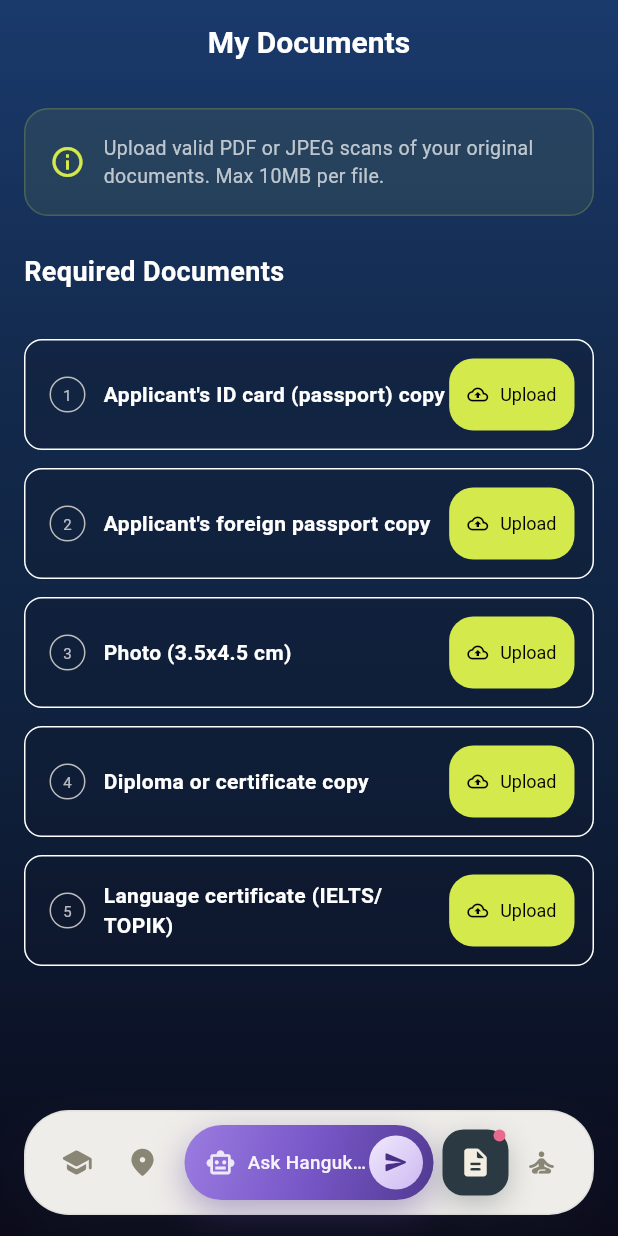
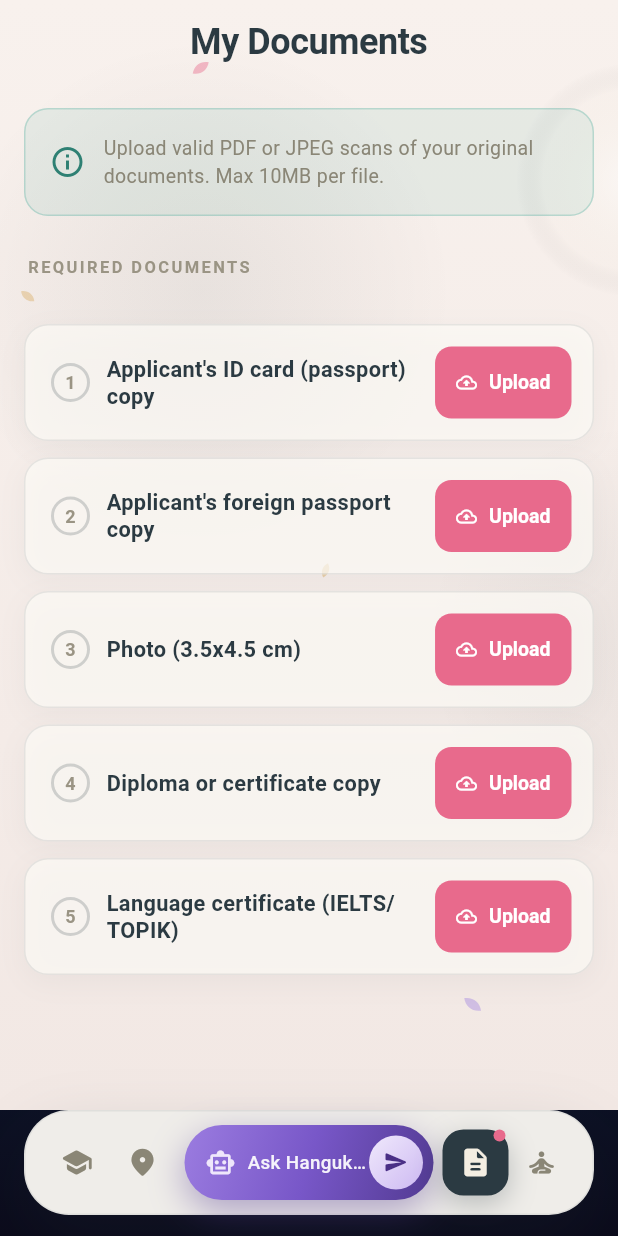
Before and after one commit to asrbekshokirovich-bot/hanguk_app, a Flutter app: the screen it shows once a user with an empty profile is signed in, item 3 of the bottom bar chosen, on a phone screen of 412 x 824 dp. Run offline on Flutter 3.47's test engine with Material 3 defaults, Android fonts, the phone set to English and light mode, and no system bars; our stand-ins replace audioplayers, device_info_plus, dio, file_picker, flutter_riverpod, go_router and 7 more; missing offline and left inert: daily_flutter, dart:html, dart:js, dart:js_interop, dart:ui_web, in_app_update and 1 more; accounts and stored records are empty.

Commit message:
feat(ui): reskin Applications & Documents to ink/hanji theme
- Ambient ink backdrop behind both tabs
- Paper card surfaces, sumi-ink text, dancheong accents
  (gold = pending, jade = partner/approved, plum = documents)
- Overline section labels + serif display headings
- Fix literal $err interpolation in documents error state

Co-Authored-By: Claude Opus 4.8 <noreply@anthropic.com>
Claude-Session: https://claude.ai/code/session_01U6whCsKd7XiQYVKxuKy19R

```diff
--- a/lib/features/documents/presentation/documents_tab.dart
+++ b/lib/features/documents/presentation/documents_tab.dart
@@ -7,7 +7,8 @@ import 'package:flutter_riverpod/flutter_riverpod.dart';
 import '../data/documents_repository.dart';
 import '../domain/document_type.dart';
 import '../domain/document.dart';
-import '../../../../design_system/theme/app_colors.dart';
+import '../../../../design_system/adaptive/ink_ambient_background.dart';
+import '../../../../design_system/theme/hanguk_ink.dart';
 import '../../../../l10n/app_localizations.dart';
 import 'widgets/document_slot.dart';
 
@@ -82,7 +83,12 @@ class _DocumentsTabState extends ConsumerState<DocumentsTab> {
     final docsAsync = ref.watch(documentsProvider);
     final l = AppLocalizations.of(context)!;
 
-    return RefreshIndicator(
+    return Stack(
+      children: [
+        const InkAmbientBackground(tabIndex: 2),
+        RefreshIndicator(
+      color: HangukInk.plumDeep,
+      backgroundColor: HangukInk.paper,
       // Pull-to-refresh so newly uploaded/approved documents appear without
       // restarting the app.
       onRefresh: () async {
@@ -93,8 +99,14 @@ class _DocumentsTabState extends ConsumerState<DocumentsTab> {
         physics: const AlwaysScrollableScrollPhysics(),
         slivers: [
           SliverAppBar(
-            title: Text(l.documentsTabTitle),
+            title: Text(
+              l.documentsTabTitle,
+              style: HangukInk.display.copyWith(fontSize: 24),
+            ),
             backgroundColor: Colors.transparent,
+            surfaceTintColor: Colors.transparent,
+            foregroundColor: HangukInk.ink,
+            elevation: 0,
             floating: true,
             snap: true,
           ),
@@ -108,35 +120,31 @@ class _DocumentsTabState extends ConsumerState<DocumentsTab> {
                 Container(
                   padding: const EdgeInsets.all(16),
                   decoration: BoxDecoration(
-                    color: AppColors.vibrantLime.withValues(alpha: 0.08),
+                    color: HangukInk.jade.withValues(alpha: 0.10),
                     borderRadius: BorderRadius.circular(16),
                     border: Border.all(
-                      color: AppColors.vibrantLime.withValues(alpha: 0.2),
+                      color: HangukInk.jade.withValues(alpha: 0.28),
                     ),
                   ),
                   child: const Row(
                     children: [
-                      Icon(Icons.info_outline, color: AppColors.vibrantLime),
+                      Icon(Icons.info_outline, color: HangukInk.jadeDeep),
                       SizedBox(width: 12),
                       Expanded(
                         child: Text(
                           'Upload valid PDF or JPEG scans of your original documents. Max 10MB per file.',
-                          style: TextStyle(fontSize: 13, color: Colors.white70),
+                          style: TextStyle(fontSize: 13, color: HangukInk.ink2),
                         ),
                       ),
                     ],
                   ),
                 ),
-                const SizedBox(height: 24),
-                const Text(
-                  'Required Documents',
-                  style: TextStyle(
-                    fontSize: 18,
-                    fontWeight: FontWeight.bold,
-                    color: Colors.white,
-                  ),
+                const SizedBox(height: 26),
+                const Padding(
+                  padding: EdgeInsets.only(left: 2),
+                  child: Text('REQUIRED DOCUMENTS', style: HangukInk.overline),
                 ),
-                const SizedBox(height: 16),
+                const SizedBox(height: 14),
               ],
             ),
           ),
@@ -187,13 +195,21 @@ class _DocumentsTabState extends ConsumerState<DocumentsTab> {
           loading: () => const SliverFillRemaining(
             child: Center(child: CircularProgressIndicator.adaptive()),
           ),
-          error: (err, stack) =>
-              SliverFillRemaining(child: Center(child: Text('Error: \$err'))),
+          error: (err, stack) => SliverFillRemaining(
+            child: Center(
+              child: Text(
+                'Error: $err',
+                style: const TextStyle(color: HangukInk.ink2),
+              ),
+            ),
+          ),
         ),
 
-          const SliverPadding(padding: EdgeInsets.only(bottom: 60)),
+          const SliverPadding(padding: EdgeInsets.only(bottom: 100)),
         ],
       ),
+    ),
+      ],
     );
   }
 }
--- a/lib/features/documents/presentation/widgets/document_slot.dart
+++ b/lib/features/documents/presentation/widgets/document_slot.dart
@@ -1,8 +1,7 @@
 import 'package:flutter/material.dart';
 import '../../domain/document_type.dart';
 import '../../domain/document.dart';
-import '../../../../design_system/adaptive/hanguk_card.dart';
-import '../../../../design_system/theme/app_colors.dart';
+import '../../../../design_system/theme/hanguk_ink.dart';
 import '../../../../l10n/app_localizations.dart';
 
 class DocumentSlot extends StatelessWidget {
@@ -32,26 +31,31 @@ class DocumentSlot extends StatelessWidget {
     final bool isUploaded = uploadedDoc != null;
 
     final Color bgColor = isApproved
-        ? Colors.green.withValues(alpha: 0.1)
+        ? HangukInk.jade.withValues(alpha: 0.10)
         : isUploaded
-        ? Theme.of(context).colorScheme.primaryContainer.withValues(alpha: 0.3)
-        : Theme.of(
-            context,
-          ).colorScheme.surfaceContainerHighest.withValues(alpha: 0.3);
+        ? HangukInk.plum.withValues(alpha: 0.08)
+        : HangukInk.paper.withValues(alpha: 0.70);
 
     final Color borderColor = isApproved
-        ? Colors.green.withValues(alpha: 0.3)
+        ? HangukInk.jade.withValues(alpha: 0.32)
         : isUploaded
-        ? Theme.of(context).colorScheme.primaryContainer
-        : Theme.of(context).dividerColor;
+        ? HangukInk.plum.withValues(alpha: 0.32)
+        : HangukInk.ink.withValues(alpha: 0.10);
 
     return Container(
-      margin: const EdgeInsets.only(bottom: 12),
-      padding: const EdgeInsets.all(12),
+      margin: const EdgeInsets.only(bottom: 11),
+      padding: const EdgeInsets.all(14),
       decoration: BoxDecoration(
         color: bgColor,
-        borderRadius: BorderRadius.circular(12),
+        borderRadius: BorderRadius.circular(16),
         border: Border.all(color: borderColor),
+        boxShadow: [
+          BoxShadow(
+            color: HangukInk.ink.withValues(alpha: 0.05),
+            blurRadius: 16,
+            offset: const Offset(0, 5),
+          ),
+        ],
       ),
       child: Row(
         children: [
@@ -59,25 +63,29 @@ class DocumentSlot extends StatelessWidget {
           SizedBox(
             width: 32,
             child: isApproved
-                ? const Icon(Icons.check_circle, color: Colors.green)
+                ? const Icon(Icons.check_circle, color: HangukInk.jadeDeep)
                 : isUploaded
                 ? const Icon(
                     Icons.check_circle_outline,
-                    color: AppColors.vibrantLime,
+                    color: HangukInk.plumDeep,
                   )
                 : Container(
-                    width: 24,
-                    height: 24,
+                    width: 26,
+                    height: 26,
                     decoration: BoxDecoration(
                       shape: BoxShape.circle,
-                      border: Border.all(color: Colors.grey.shade400),
+                      border: Border.all(
+                        color: HangukInk.ink.withValues(alpha: 0.2),
+                        width: 2,
+                      ),
                     ),
                     alignment: Alignment.center,
                     child: Text(
                       '${index + 1}',
                       style: const TextStyle(
-                        fontSize: 10,
-                        color: Colors.white70,
+                        fontSize: 12,
+                        fontWeight: FontWeight.w700,
+                        color: HangukInk.ink3,
                       ),
                     ),
                   ),
@@ -92,23 +100,21 @@ class DocumentSlot extends StatelessWidget {
                 Text(
                   type.nameEn,
                   style: TextStyle(
-                    fontSize: 14,
+                    fontSize: 14.5,
                     fontWeight: FontWeight.bold,
-                    color: isApproved ? Colors.green : Colors.white,
+                    height: 1.25,
+                    color: isApproved ? HangukInk.jadeDeep : HangukInk.ink,
                   ),
                 ),
                 if (isUploaded && !isApproved)
-                  Text(
+                  const Text(
                     'Pending Review',
-                    style: TextStyle(
-                      fontSize: 12,
-                      color: Theme.of(context).colorScheme.primary,
-                    ),
+                    style: TextStyle(fontSize: 12, color: HangukInk.plumDeep),
                   ),
                 if (isApproved)
                   const Text(
                     'Approved',
-                    style: TextStyle(fontSize: 12, color: Colors.green),
+                    style: TextStyle(fontSize: 12, color: HangukInk.jadeDeep),
                   ),
               ],
             ),
@@ -121,7 +127,7 @@ class DocumentSlot extends StatelessWidget {
               if (isUploaded || isApproved) ...[
                 IconButton(
                   icon: const Icon(Icons.visibility_outlined, size: 20),
-                  color: AppColors.vibrantLime,
+                  color: HangukInk.jadeDeep,
                   tooltip: l.a11yTooltipPreviewDocument,
                   onPressed: onPreviewTap,
                 ),
@@ -141,14 +147,23 @@ class DocumentSlot extends StatelessWidget {
                           height: 14,
                           child: CircularProgressIndicator(
                             strokeWidth: 2,
-                            color: AppColors.pureBlack,
+                            color: Colors.white,
                           ),
                         )
                       : const Icon(Icons.cloud_upload_outlined, size: 14),
                   label: const Text('Upload'),
                   style: ElevatedButton.styleFrom(
-                    padding: const EdgeInsets.symmetric(horizontal: 12),
-                    textStyle: const TextStyle(fontSize: 12),
+                    backgroundColor: HangukInk.plum,
+                    foregroundColor: Colors.white,
+                    elevation: 0,
+                    padding: const EdgeInsets.symmetric(horizontal: 14),
+                    textStyle: const TextStyle(
+                      fontSize: 13,
+                      fontWeight: FontWeight.w700,
+                    ),
+                    shape: RoundedRectangleBorder(
+                      borderRadius: BorderRadius.circular(11),
+                    ),
                     // WCAG 2.2 target-size minimum is 48dp on the height
                     // axis; previous 36dp height failed AA.
                     minimumSize: const Size(80, 48),
```
Also changed, not shown: lib/features/applications/presentation/applications_tab.dart (+30 -22 lines), lib/features/applications/presentation/widgets/application_card.dart (+57 -32 lines).
